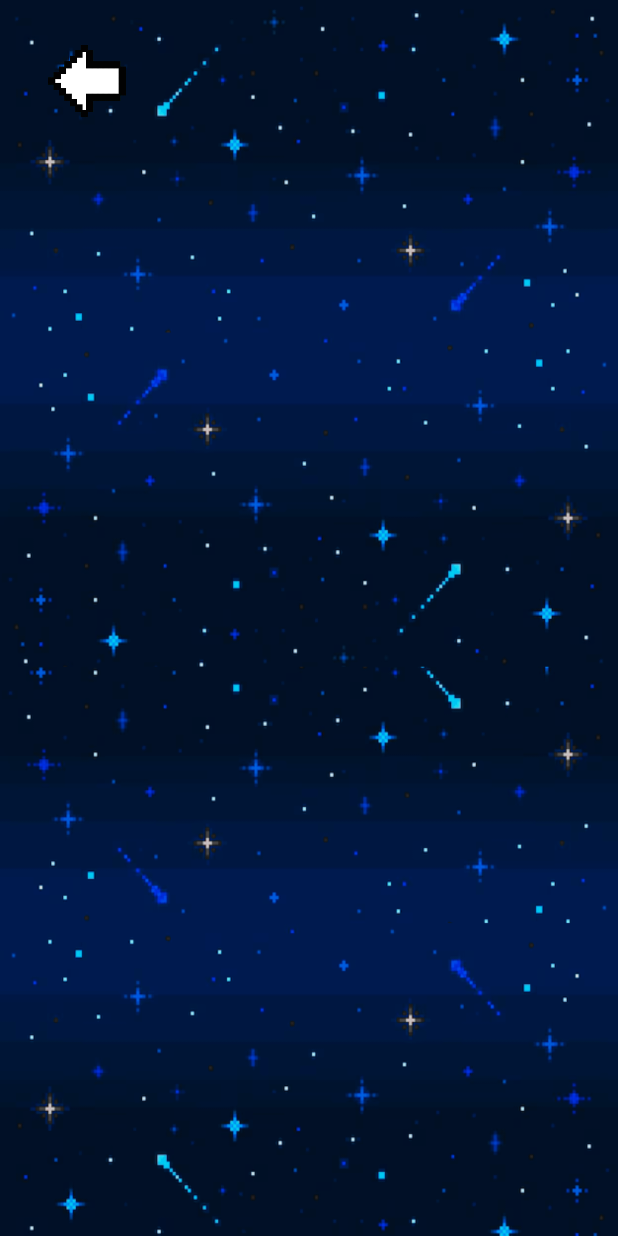
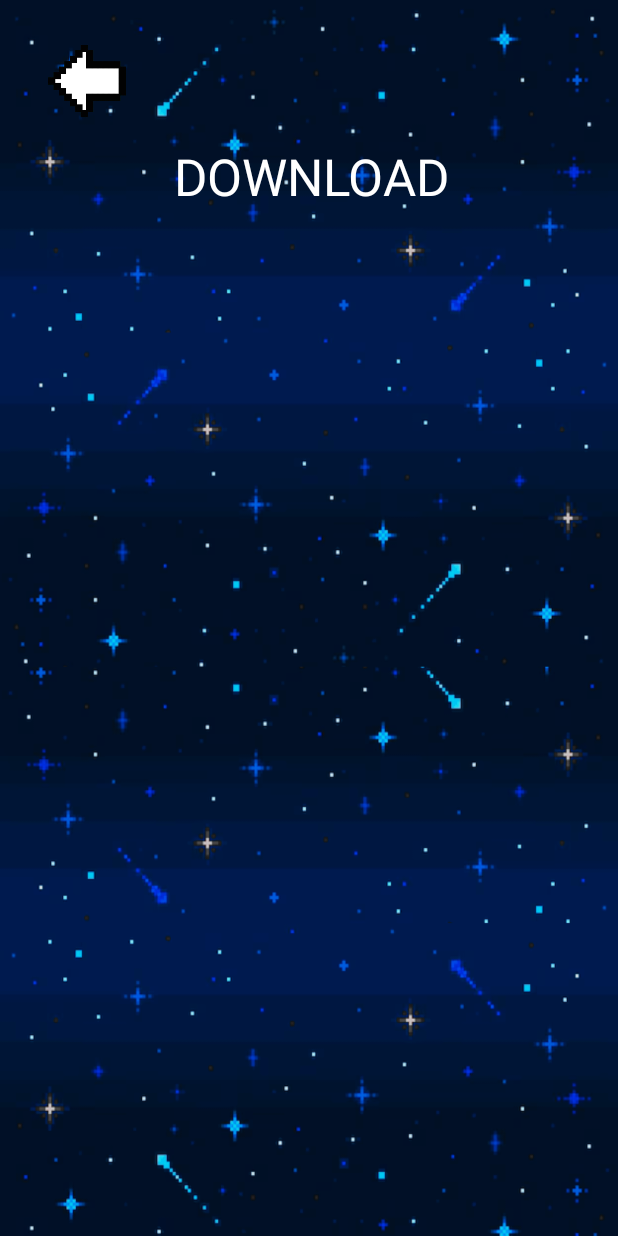
Before and after one commit to LuigiDipp/LeiturApp, an Android app: the layout activity_download.xml on its own in the app's theme, with its tools: preview values and no code run, on a phone screen of 412 x 824 dp. Run offline under Robolectric (Android 15) with nearby library versions, the phone set to English and light mode, and no system bars; Roboto replaces fonts that are not available here.

Commit message:
Update activity_download.xml

```diff
--- a/app/src/main/res/layout/activity_download.xml
+++ b/app/src/main/res/layout/activity_download.xml
@@ -23,4 +23,18 @@
         app:layout_constraintTop_toTopOf="parent"
         app:layout_constraintVertical_bias="0.019" />
 
+    <TextView
+        android:id="@+id/txtDownload"
+        android:layout_width="203dp"
+        android:layout_height="53dp"
+        android:text="DOWNLOAD"
+        android:textColor="#FFFFFF"
+        android:textSize="34sp"
+        app:layout_constraintBottom_toBottomOf="parent"
+        app:layout_constraintEnd_toEndOf="parent"
+        app:layout_constraintHorizontal_bias="0.557"
+        app:layout_constraintStart_toStartOf="parent"
+        app:layout_constraintTop_toTopOf="parent"
+        app:layout_constraintVertical_bias="0.123" />
+
 </androidx.constraintlayout.widget.ConstraintLayout>
```
